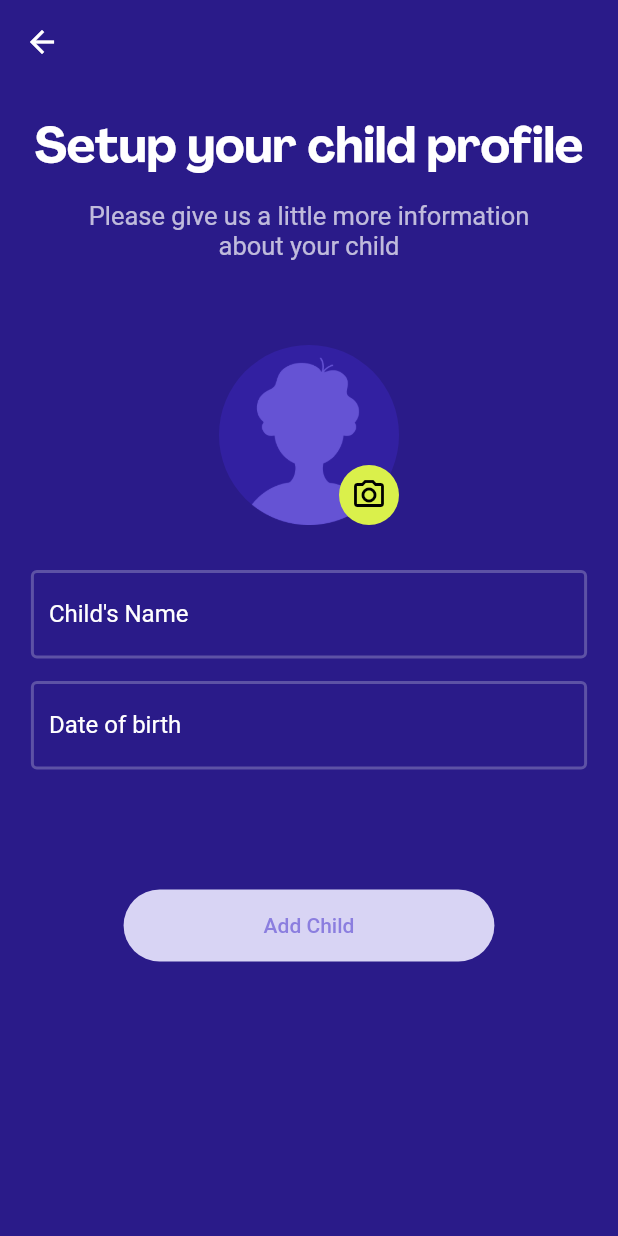
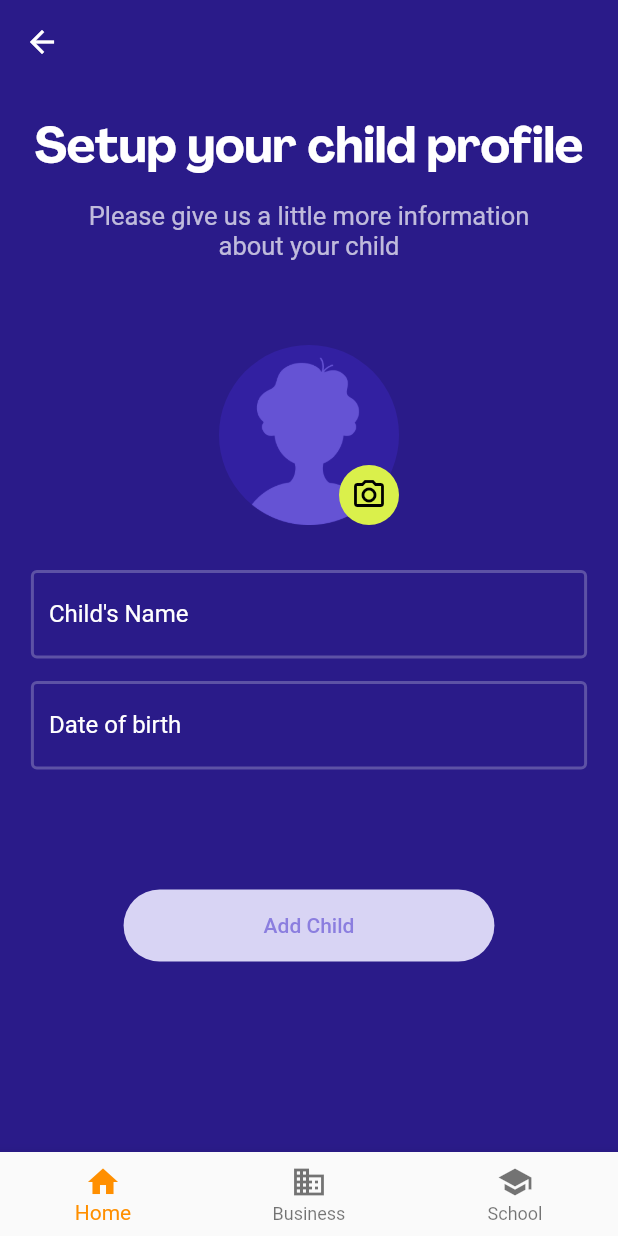
Before and after one commit to luisurruela/habitos, a Flutter app: the HomeScreen screen opened by its route, on a phone screen of 412 x 824 dp. Run offline on Flutter 3.47's test engine with Material 2 defaults, Android fonts, the phone set to English and light mode, and no system bars; our stand-ins replace cloud_firestore, firebase_auth, firebase_core, flutter_spinkit; missing offline and left inert: flutter_onboard, weekly_date_picker; accounts and stored records are empty.

Commit message:
Added bottom navigation bar

```diff
--- a/lib/screens/home/home_widget.dart
+++ b/lib/screens/home/home_widget.dart
@@ -47,12 +47,12 @@ class _HomeWidgetState extends State<HomeWidget> {
     final height = MediaQuery.of(context).size.height;
     final width = MediaQuery.of(context).size.width;
 
-    return Stack(
+    return SingleChildScrollView(
+      child: Stack(
         children: [
           Column(
             children: [
-            SingleChildScrollView(
-              child: Container(
+              Container(
                 height: height,
                 width: width,
                 decoration: AppTheme.backgroundGradient,
@@ -165,10 +165,10 @@ class _HomeWidgetState extends State<HomeWidget> {
                   ],
                 ),
               ),
+            ],
           ),
         ],
       ),
-      ],
     );
   }
 
--- /dev/null
+++ b/lib/screens/home/navigation_menu.dart
@@ -0,0 +1,57 @@
+import 'package:flutter/material.dart';
+
+class NavigationMenu extends StatefulWidget {
+  const NavigationMenu({Key? key}) : super(key: key);
+
+  @override
+  State<NavigationMenu> createState() => _NavigationMenuState();
+}
+
+class _NavigationMenuState extends State<NavigationMenu> {
+  int _selectedIndex = 0;
+  static const TextStyle optionStyle =
+      TextStyle(fontSize: 30, fontWeight: FontWeight.bold);
+  static const List<Widget> _widgetOptions = <Widget>[
+    Text(
+      'Index 0: Home',
+      style: optionStyle,
+    ),
+    Text(
+      'Index 1: Business',
+      style: optionStyle,
+    ),
+    Text(
+      'Index 2: School',
+      style: optionStyle,
+    ),
+  ];
+
+  void _onItemTapped(int index) {
+    setState(() {
+      _selectedIndex = index;
+    });
+  }
+
+  @override
+  Widget build(BuildContext context) {
+    return BottomNavigationBar(
+      items: const <BottomNavigationBarItem>[
+        BottomNavigationBarItem(
+          icon: Icon(Icons.home),
+          label: 'Home',
+        ),
+        BottomNavigationBarItem(
+          icon: Icon(Icons.business),
+          label: 'Business',
+        ),
+        BottomNavigationBarItem(
+          icon: Icon(Icons.school),
+          label: 'School',
+        ),
+      ],
+      currentIndex: _selectedIndex,
+      selectedItemColor: Colors.amber[800],
+      onTap: _onItemTapped,
+    );
+  }
+}
--- a/lib/screens/home_screen.dart
+++ b/lib/screens/home_screen.dart
@@ -1,6 +1,7 @@
 import 'package:firebase_auth/firebase_auth.dart';
 import 'package:cloud_firestore/cloud_firestore.dart';
 import 'package:flutter/material.dart';
+import 'package:habitos/screens/home/navigation_menu.dart';
 import 'package:habitos/screens/add_kid.dart';
 import 'package:habitos/screens/email_verification_screen.dart';
 import 'package:habitos/screens/loading_screen.dart';
@@ -46,7 +47,10 @@ class HomeScreen extends StatelessWidget {
                       ? userHasKids
                           ? const HomeWidget()
                           : const AddKidScreen(backButton: false)
-                        : const LoadingScreen()),
+                      : const LoadingScreen(),
+                  bottomNavigationBar: const NavigationMenu(),
+                  resizeToAvoidBottomInset: false,
+                ),
                 onWillPop: () async {
                   return true;
                 })
```
Lines whose indentation alone changed are shown as unchanged.
